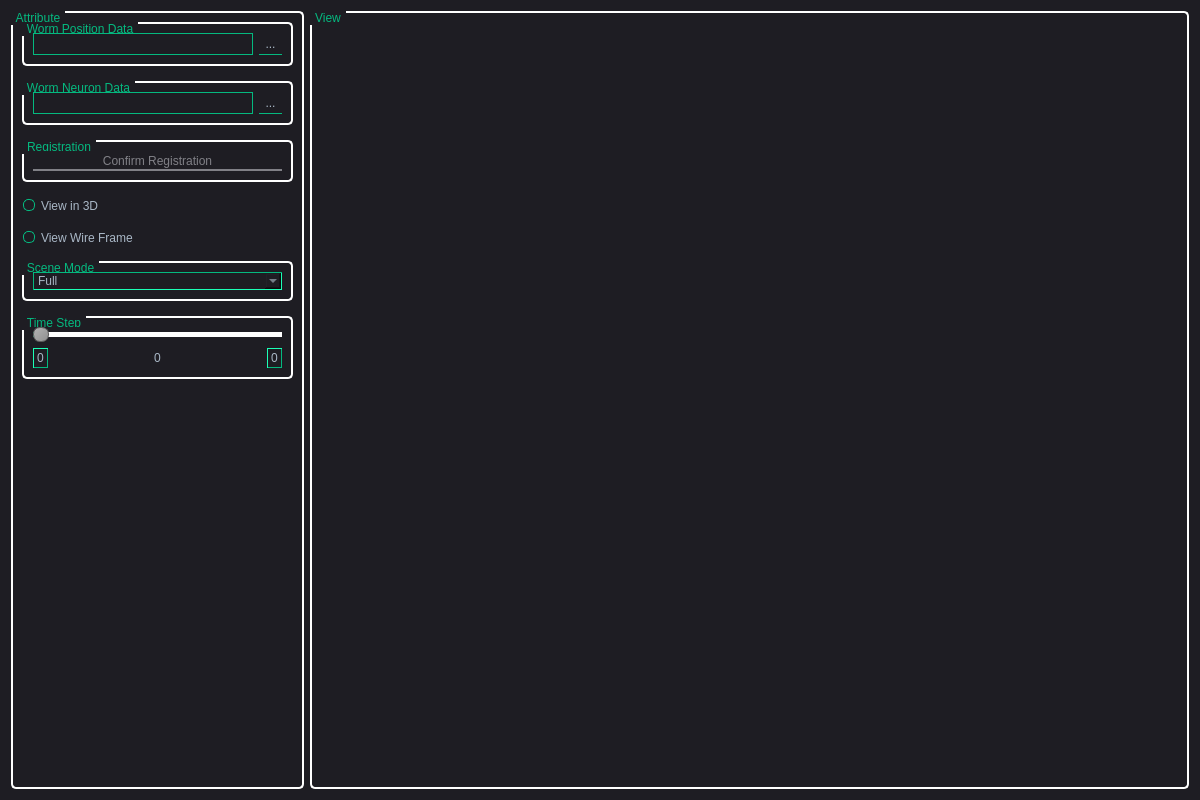
This is src/worm/main_window.ui in Kouek/SimNeuron as Qt 5 draws it before an edit. The edited form follows.
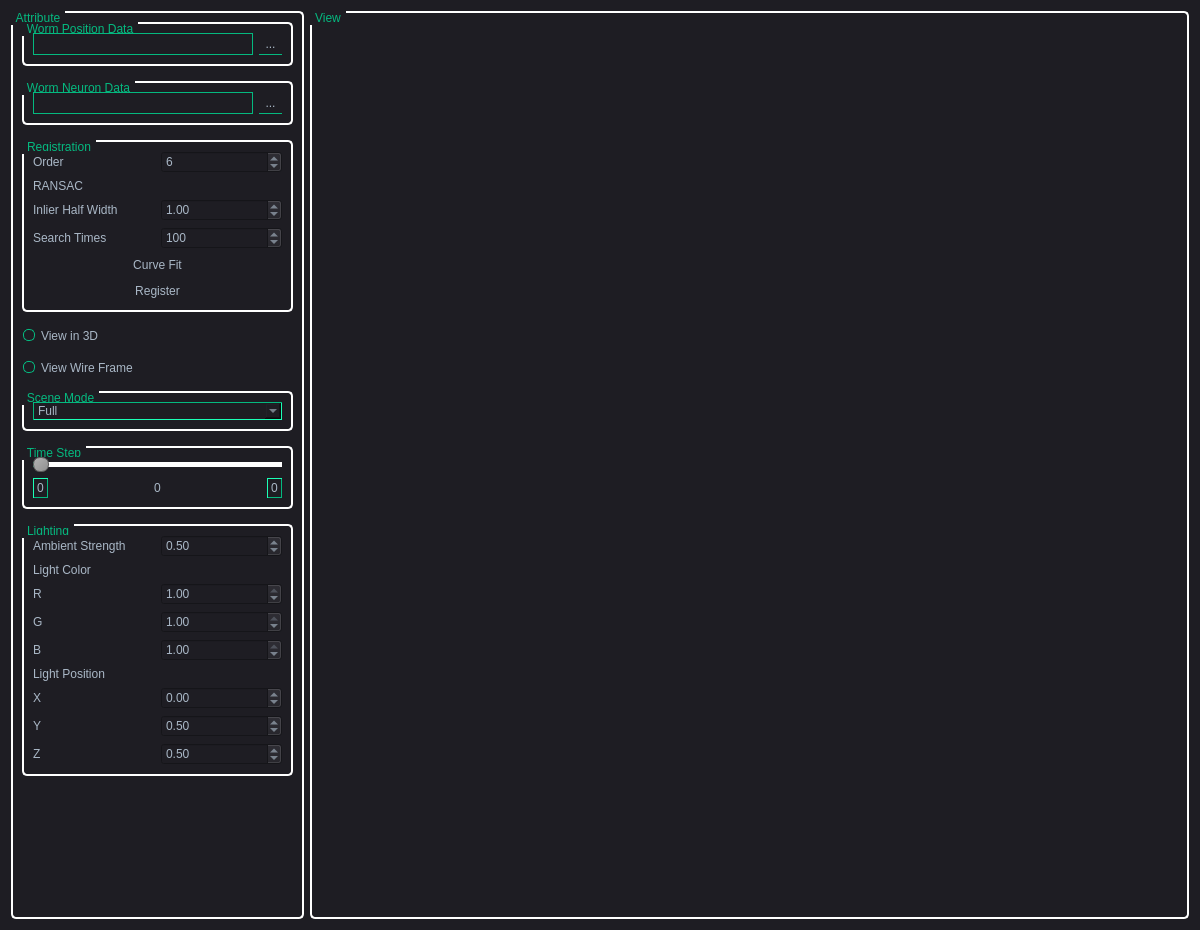
This is the edited form.

Commit message: Import Eigen, apply RANSAC to fit a Neuron Position curve

Diff of the .ui file:
```diff
--- a/src/worm/main_window.ui
+++ b/src/worm/main_window.ui
@@ -7,7 +7,7 @@
     <x>0</x>
     <y>0</y>
     <width>1200</width>
-    <height>800</height>
+    <height>930</height>
    </rect>
   </property>
   <property name="windowTitle">
@@ -418,6 +418,9 @@
   <layout class="QHBoxLayout" name="horizontalLayout" stretch="1,3">
    <item>
     <widget class="QGroupBox" name="groupBoxAttribute">
+     <property name="enabled">
+      <bool>true</bool>
+     </property>
      <property name="title">
       <string>Attribute</string>
      </property>
@@ -489,19 +492,100 @@
       <item>
        <widget class="QGroupBox" name="groupBoxReg">
         <property name="enabled">
-         <bool>false</bool>
+         <bool>true</bool>
         </property>
         <property name="title">
          <string>Registration</string>
         </property>
         <layout class="QVBoxLayout" name="verticalLayout_6">
          <item>
-          <widget class="QPushButton" name="pushButtonConfirmReg">
+          <layout class="QGridLayout" name="gridLayout_2">
+           <item row="0" column="0">
+            <widget class="QLabel" name="label_11">
+             <property name="text">
+              <string>Order</string>
+             </property>
+            </widget>
+           </item>
+           <item row="2" column="1">
+            <widget class="QDoubleSpinBox" name="doubleSpinBoxRANSAC_IHW">
+             <property name="maximum">
+              <double>10.000000000000000</double>
+             </property>
+             <property name="singleStep">
+              <double>0.100000000000000</double>
+             </property>
+             <property name="value">
+              <double>1.000000000000000</double>
+             </property>
+            </widget>
+           </item>
+           <item row="1" column="0">
+            <widget class="QLabel" name="label_10">
+             <property name="text">
+              <string>RANSAC</string>
+             </property>
+            </widget>
+           </item>
+           <item row="3" column="1">
+            <widget class="QSpinBox" name="spinBoxRANSAC_ST">
+             <property name="minimum">
+              <number>1</number>
+             </property>
+             <property name="maximum">
+              <number>1000</number>
+             </property>
+             <property name="singleStep">
+              <number>10</number>
+             </property>
+             <property name="value">
+              <number>100</number>
+             </property>
+            </widget>
+           </item>
+           <item row="2" column="0">
+            <widget class="QLabel" name="label_12">
+             <property name="text">
+              <string>Inlier Half Width</string>
+             </property>
+            </widget>
+           </item>
+           <item row="0" column="1">
+            <widget class="QSpinBox" name="spinBoxCurveFitOrder">
+             <property name="minimum">
+              <number>1</number>
+             </property>
+             <property name="maximum">
+              <number>10</number>
+             </property>
+             <property name="value">
+              <number>6</number>
+             </property>
+            </widget>
+           </item>
+           <item row="3" column="0">
+            <widget class="QLabel" name="label_13">
+             <property name="text">
+              <string>Search Times</string>
+             </property>
+            </widget>
+           </item>
+          </layout>
+         </item>
+         <item>
+          <widget class="QPushButton" name="pushButtonCurveFit">
+           <property name="text">
+            <string>Curve Fit</string>
+           </property>
+          </widget>
+         </item>
+         <item>
+          <widget class="QPushButton" name="pushButtonReg">
            <property name="enabled">
-            <bool>false</bool>
+            <bool>true</bool>
            </property>
            <property name="text">
-            <string>Confirm Registration</string>
+            <string>Register</string>
            </property>
           </widget>
          </item>
@@ -652,6 +736,178 @@
         </layout>
        </widget>
       </item>
+      <item>
+       <widget class="QGroupBox" name="groupBoxLighting">
+        <property name="enabled">
+         <bool>true</bool>
+        </property>
+        <property name="title">
+         <string>Lighting</string>
+        </property>
+        <layout class="QGridLayout" name="gridLayout">
+         <item row="2" column="0">
+          <widget class="QLabel" name="label_3">
+           <property name="text">
+            <string>R</string>
+           </property>
+          </widget>
+         </item>
+         <item row="4" column="0">
+          <widget class="QLabel" name="label_5">
+           <property name="text">
+            <string>B</string>
+           </property>
+          </widget>
+         </item>
+         <item row="3" column="1">
+          <widget class="QDoubleSpinBox" name="doubleSpinBoxLightG">
+           <property name="maximum">
+            <double>1.000000000000000</double>
+           </property>
+           <property name="singleStep">
+            <double>0.100000000000000</double>
+           </property>
+           <property name="value">
+            <double>1.000000000000000</double>
+           </property>
+          </widget>
+         </item>
+         <item row="5" column="0">
+          <widget class="QLabel" name="label_6">
+           <property name="text">
+            <string>Light Position</string>
+           </property>
+          </widget>
+         </item>
+         <item row="3" column="0">
+          <widget class="QLabel" name="label_4">
+           <property name="text">
+            <string>G</string>
+           </property>
+          </widget>
+         </item>
+         <item row="0" column="0">
+          <widget class="QLabel" name="label">
+           <property name="text">
+            <string>Ambient Strength</string>
+           </property>
+          </widget>
+         </item>
+         <item row="2" column="1">
+          <widget class="QDoubleSpinBox" name="doubleSpinBoxLightR">
+           <property name="maximum">
+            <double>1.000000000000000</double>
+           </property>
+           <property name="singleStep">
+            <double>0.100000000000000</double>
+           </property>
+           <property name="value">
+            <double>1.000000000000000</double>
+           </property>
+          </widget>
+         </item>
+         <item row="1" column="0">
+          <widget class="QLabel" name="label_2">
+           <property name="text">
+            <string>Light Color</string>
+           </property>
+          </widget>
+         </item>
+         <item row="7" column="0">
+          <widget class="QLabel" name="label_8">
+           <property name="text">
+            <string>Y</string>
+           </property>
+          </widget>
+         </item>
+         <item row="4" column="1">
+          <widget class="QDoubleSpinBox" name="doubleSpinBoxLightB">
+           <property name="maximum">
+            <double>1.000000000000000</double>
+           </property>
+           <property name="singleStep">
+            <double>0.100000000000000</double>
+           </property>
+           <property name="value">
+            <double>1.000000000000000</double>
+           </property>
+          </widget>
+         </item>
+         <item row="0" column="1">
+          <widget class="QDoubleSpinBox" name="doubleSpinBoxAmbientStrength">
+           <property name="maximum">
+            <double>1.000000000000000</double>
+           </property>
+           <property name="singleStep">
+            <double>0.100000000000000</double>
+           </property>
+           <property name="value">
+            <double>0.500000000000000</double>
+           </property>
+          </widget>
+         </item>
+         <item row="6" column="0">
+          <widget class="QLabel" name="label_7">
+           <property name="text">
+            <string>X</string>
+           </property>
+          </widget>
+         </item>
+         <item row="8" column="0">
+          <widget class="QLabel" name="label_9">
+           <property name="text">
+            <string>Z</string>
+           </property>
+          </widget>
+         </item>
+         <item row="6" column="1">
+          <widget class="QDoubleSpinBox" name="doubleSpinBoxLightX">
+           <property name="minimum">
+            <double>-10.000000000000000</double>
+           </property>
+           <property name="maximum">
+            <double>10.000000000000000</double>
+           </property>
+           <property name="singleStep">
+            <double>0.100000000000000</double>
+           </property>
+          </widget>
+         </item>
+         <item row="7" column="1">
+          <widget class="QDoubleSpinBox" name="doubleSpinBoxLightY">
+           <property name="minimum">
+            <double>-10.000000000000000</double>
+           </property>
+           <property name="maximum">
+            <double>10.000000000000000</double>
+           </property>
+           <property name="singleStep">
+            <double>0.100000000000000</double>
+           </property>
+           <property name="value">
+            <double>0.500000000000000</double>
+           </property>
+          </widget>
+         </item>
+         <item row="8" column="1">
+          <widget class="QDoubleSpinBox" name="doubleSpinBoxLightZ">
+           <property name="minimum">
+            <double>-10.000000000000000</double>
+           </property>
+           <property name="maximum">
+            <double>10.000000000000000</double>
+           </property>
+           <property name="singleStep">
+            <double>0.100000000000000</double>
+           </property>
+           <property name="value">
+            <double>0.500000000000000</double>
+           </property>
+          </widget>
+         </item>
+        </layout>
+       </widget>
+      </item>
       <item>
        <spacer name="verticalSpacer">
         <property name="orientation">
```
Left out of the diff: 10 changed lines with no effect on the pictures. The commit also changes 346 other files.
